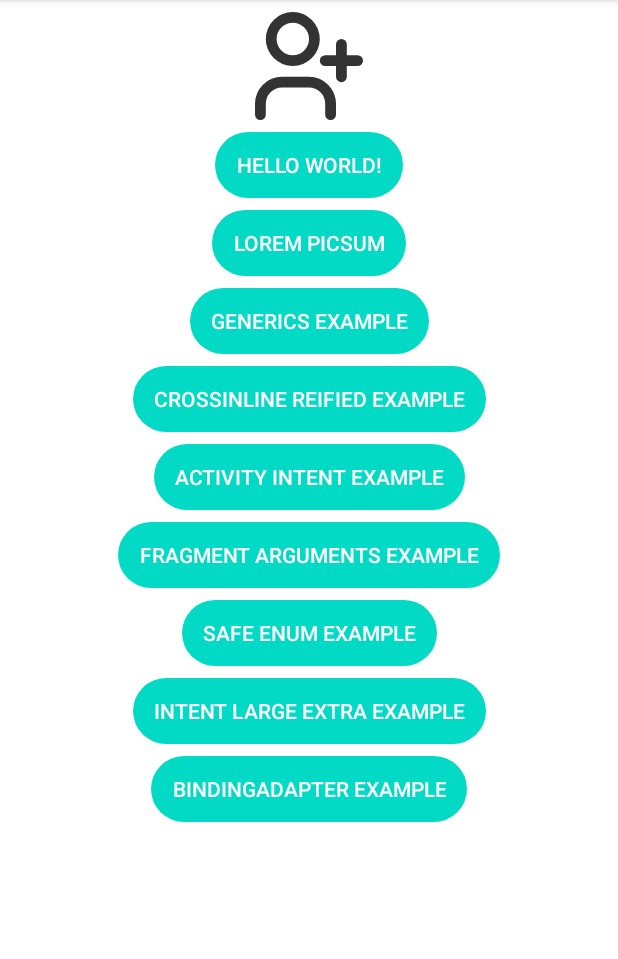
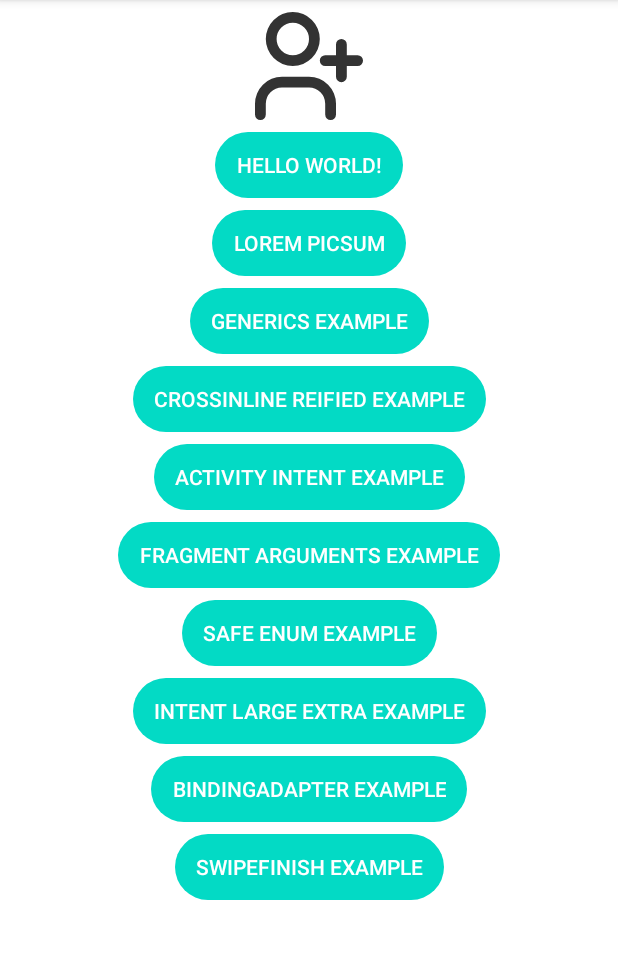
Before and after one commit to rcbuilders/RemindSampleApp, an Android app: the screen it shows after launch (MainActivity), on a phone screen of 412 x 824 dp, the part 84-1043 px from its top. Run offline under Robolectric (Android 15) with nearby library versions, the phone set to English and light mode, and no system bars; our stand-ins replace data binding; libraries missing offline, so code that uses them is left out: com.facebook.stetho; 1 statement that could not run was skipped.

Commit message:
스와이프하여 뒤로가기 기능

```diff
--- a/app/src/main/AndroidManifest.xml
+++ b/app/src/main/AndroidManifest.xml
@@ -32,6 +32,7 @@
         <activity android:name=".safe_enum.SafeEnumActivity"/>
         <activity android:name=".intent_large_extra.IntentLargeExtraActivity"/>
         <activity android:name=".binding_adapter_example.BindingAdapterExampleActivity"/>
+        <activity android:name=".swipe_finish_example.SwipeFinishExampleActivity"/>
     </application>
 
 </manifest>
--- a/app/src/main/java/com/remind/sampleapp/MainActivity.kt
+++ b/app/src/main/java/com/remind/sampleapp/MainActivity.kt
@@ -13,6 +13,7 @@ import com.remind.sampleapp.inline_func.InlineFuncExampleActivity
 import com.remind.sampleapp.intent_large_extra.IntentLargeExtraActivity
 import com.remind.sampleapp.lorem_picsum.ui.LoremPicsumListActivity
 import com.remind.sampleapp.safe_enum.SafeEnumActivity
+import com.remind.sampleapp.swipe_finish_example.SwipeFinishExampleActivity
 
 class MainActivity : BaseActivity<ActivityMainBinding>(R.layout.activity_main) {
 
@@ -91,6 +92,11 @@ class MainActivity : BaseActivity<ActivityMainBinding>(R.layout.activity_main) {
                     startActivity(it)
                 }
             }
+            btnSwipeFinishExample.setOnClickListener {
+                Intent(this@MainActivity, SwipeFinishExampleActivity::class.java).also {
+                    startActivity(it)
+                }
+            }
         }
     }
 
--- /dev/null
+++ b/app/src/main/res/anim/anim_enter_no_change.xml
@@ -0,0 +1,4 @@
+<?xml version="1.0" encoding="utf-8"?>
+<set xmlns:android="http://schemas.android.com/apk/res/android">
+    <translate android:fromYDelta="0%p" android:toYDelta="0" android:duration="150"/>
+</set>
--- /dev/null
+++ b/app/src/main/res/anim/anim_exit_slide_right.xml
@@ -0,0 +1,4 @@
+<?xml version="1.0" encoding="utf-8"?>
+<set xmlns:android="http://schemas.android.com/apk/res/android">
+    <translate android:duration="150" android:fromXDelta="0%" android:toXDelta="100%"/>
+</set>
--- a/app/src/main/res/layout/activity_main.xml
+++ b/app/src/main/res/layout/activity_main.xml
@@ -163,6 +163,19 @@
                 style="?android:attr/borderlessButtonStyle"
                 android:background="@drawable/round_button_background"/>
 
+            <androidx.appcompat.widget.AppCompatButton
+                android:id="@+id/btn_swipe_finish_example"
+                android:layout_width="wrap_content"
+                android:layout_height="44dp"
+                app:layout_constraintTop_toBottomOf="@id/btn_binding_adapter_example"
+                app:layout_constraintLeft_toLeftOf="parent"
+                app:layout_constraintRight_toRightOf="parent"
+                android:text="SwipeFinish Example"
+                android:textColor="@color/white"
+                android:layout_marginTop="8dp"
+                android:paddingHorizontal="14dp"
+                style="?android:attr/borderlessButtonStyle"
+                android:background="@drawable/round_button_background"/>
 
         </androidx.constraintlayout.widget.ConstraintLayout>
 
--- a/build.gradle
+++ b/build.gradle
@@ -5,7 +5,7 @@ buildscript {
         mavenCentral()
     }
     dependencies {
-        classpath "com.android.tools.build:gradle:7.0.4"
+        classpath 'com.android.tools.build:gradle:7.1.1'
         classpath "org.jetbrains.kotlin:kotlin-gradle-plugin:1.6.10"
 
         // NOTE: Do not place your application dependencies here; they belong
```
Also changed, not shown: app/src/main/java/com/remind/sampleapp/swipe_finish_example/SwipeFinishExampleActivity.kt (added, +101 -0 lines), app/src/main/res/layout/activity_swipe_finish_example.xml (added, +12 -0 lines), gradle/wrapper/gradle-wrapper.properties.
